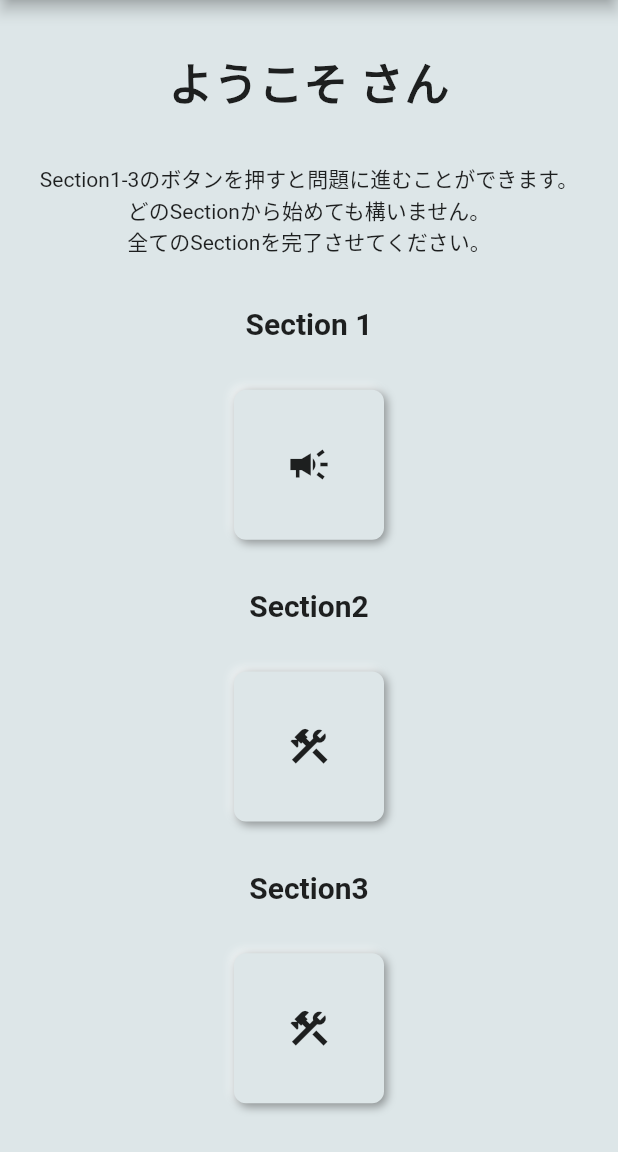
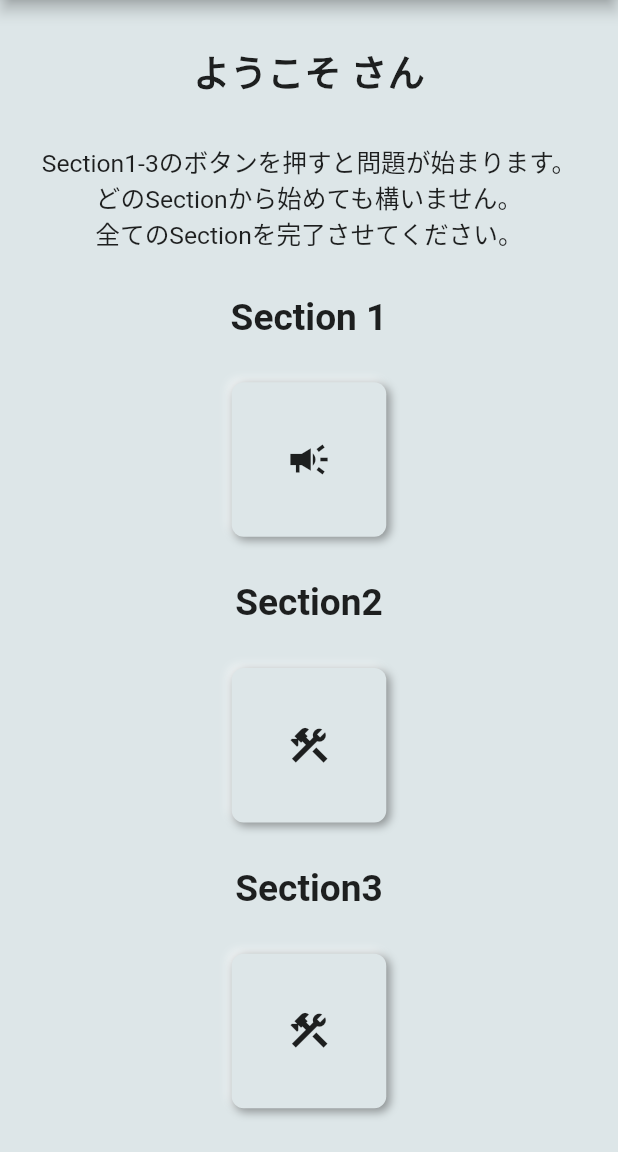
Before and after one commit to redhoshi/music_memo, a Flutter app: the FirstPage screen opened directly with empty values, on a phone screen of 412 x 824 dp, the part 84-1236 px from its top. Run offline on Flutter 3.47's test engine with Material 2 defaults, Android fonts, the phone set to English and light mode, and no system bars; drawn by our look-alikes of flutter_neumorphic; our stand-ins replace animated_text_kit, audioplayers, cached_network_image, cloud_firestore, firebase_core, firebase_storage and 3 more; missing offline and left inert: cloud_firestore_web, firebase_core_web, firebase_storage_web, flutter_overboard, shared_preferences_web; accounts and stored records are empty; Roboto replaces fonts that are missing (RobotoMono).

```diff
--- a/lib/first.dart
+++ b/lib/first.dart
@@ -38,6 +38,8 @@ class _FirstPageState extends State<FirstPage> {
 
   @override
   Widget build(BuildContext context) {
+    final double deviceheight = MediaQuery.of(context).size.height;
+    final double devicewidth = MediaQuery.of(context).size.width;
     calcurate(num);
     print(num);
     return Scaffold(
@@ -56,7 +58,7 @@ class _FirstPageState extends State<FirstPage> {
               'ようこそ $userさん',
               textAlign: TextAlign.right,
               style: TextStyle(
-                fontSize: 30,
+                fontSize: deviceheight * 0.03,
                 fontWeight: FontWeight.bold,
                 fontFamily: 'RobotoMono',
               ),
@@ -65,21 +67,24 @@ class _FirstPageState extends State<FirstPage> {
 
           Center(
             child: Text(
-              'Section1-3のボタンを押すと問題に進むことができます。\nどのSectionから始めても構いません。\n全てのSectionを完了させてください。',
+              'Section1-3のボタンを押すと問題が始まります。\nどのSectionから始めても構いません。\n全てのSectionを完了させてください。',
               textAlign: TextAlign.center,
+              style: TextStyle(
+                fontSize: deviceheight * 0.02,
+              ),
             ),
           ),
           Text(
             'Section 1',
             style: TextStyle(
-              fontSize: 20,
+              fontSize: deviceheight * 0.03,
               fontWeight: FontWeight.bold,
               fontFamily: 'RobotoMono',
             ),
           ),
           new SizedBox(
-            width: 100,
-            height: 100,
+            width: devicewidth * 0.25,
+            height: devicewidth * 0.25,
             child: NeumorphicFloatingActionButton(
               child: Icon(Icons.campaign_sharp, size: 30),
               onPressed: _isEnded1 //trueなら押せなくする
@@ -104,14 +109,14 @@ class _FirstPageState extends State<FirstPage> {
           Text(
             'Section2',
             style: TextStyle(
-              fontSize: 20,
+              fontSize: deviceheight * 0.03,
               fontWeight: FontWeight.bold,
               fontFamily: 'RobotoMono',
             ),
           ),
           new SizedBox(
-            width: 100,
-            height: 100,
+            width: devicewidth * 0.25,
+            height: devicewidth * 0.25,
             child: NeumorphicFloatingActionButton(
               child: Icon(Icons.construction, size: 30),
               onPressed: _isEnded2
@@ -135,14 +140,14 @@ class _FirstPageState extends State<FirstPage> {
           Text(
             'Section3',
             style: TextStyle(
-              fontSize: 20,
+              fontSize: deviceheight * 0.03,
               fontWeight: FontWeight.bold,
               fontFamily: 'RobotoMono',
             ),
           ),
           new SizedBox(
-            width: 100,
-            height: 100,
+            width: devicewidth * 0.25,
+            height: devicewidth * 0.25,
             child: NeumorphicFloatingActionButton(
               child: Icon(Icons.construction, size: 30),
               onPressed: _isEnded3
--- a/lib/main.dart
+++ b/lib/main.dart
@@ -537,6 +537,8 @@ class _MyHomePageState extends State<MyHomePage> {
 
   @override
   Widget build(BuildContext context) {
+    final double deviceheight = MediaQuery.of(context).size.height;
+    final double devicewidth = MediaQuery.of(context).size.width;
     //buildの中に変数書くの良くない
     return Scaffold(
       appBar: AppBar(
@@ -551,8 +553,8 @@ class _MyHomePageState extends State<MyHomePage> {
               children: <Widget>[
                 if (dlist.length > 9)
                   new SizedBox(
-                    width: 500.0,
-                    height: 18.0,
+                    width: deviceheight * 0.5, //500
+                    height: devicewidth * 0.05, //18.0
                     child: Text(
                       dlist.length > 2 ? dlist[counta] : '', //これが一番遅いかな
                       style: TextStyle(fontSize: 15),
```
Also changed, not shown: lib/Login/login.dart (+32 -10 lines), 3 other files.
